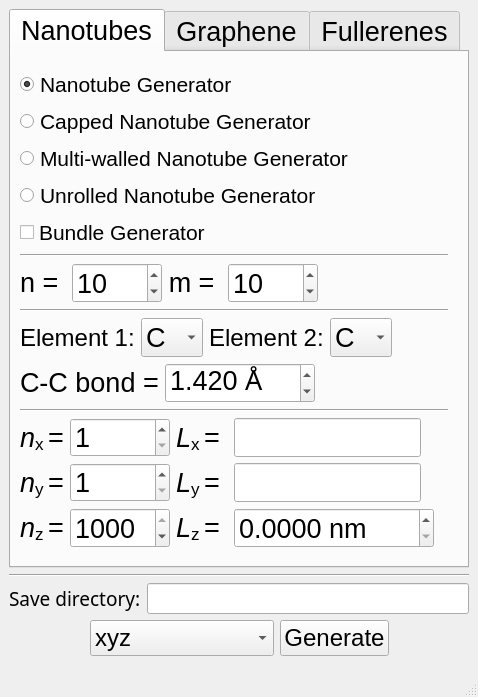
This is sknano/nanogen_gui/nanogen.ui in scikit-nano/scikit-nano as Qt 5 draws it before an edit. The edited form follows.
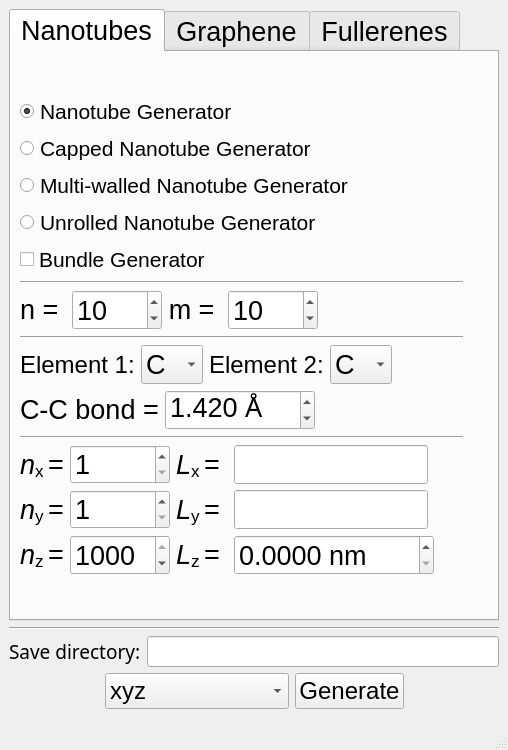
This is the edited form.

```diff
--- a/sknano/nanogen_gui/nanogen.ui
+++ b/sknano/nanogen_gui/nanogen.ui
@@ -6,8 +6,8 @@
    <rect>
     <x>0</x>
     <y>0</y>
-    <width>478</width>
-    <height>697</height>
+    <width>508</width>
+    <height>750</height>
    </rect>
   </property>
   <property name="font">
```
